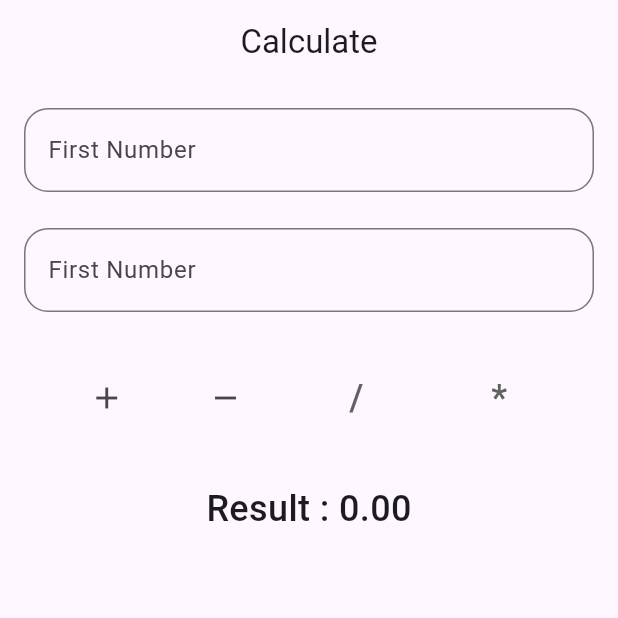
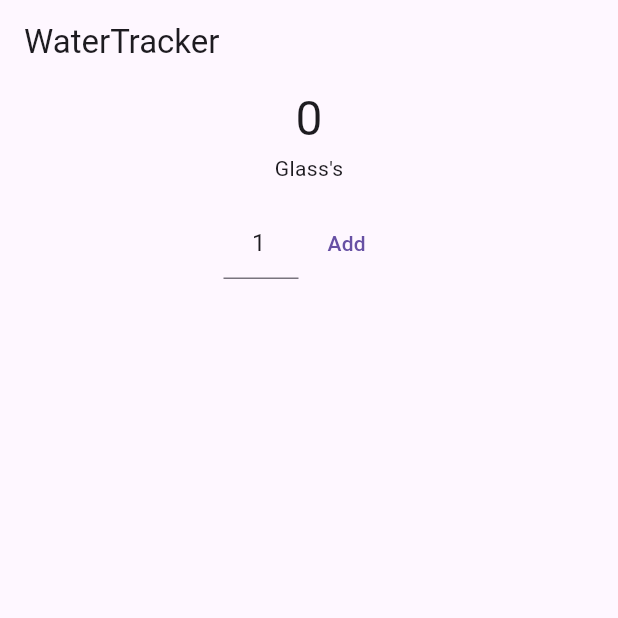
Before and after one commit to IkramulHasanTanvir/OstadFlutterBatchSeven, a Flutter app: the screen it shows after launch, on a phone screen of 412 x 824 dp, the top half of it. Run offline on Flutter 3.47's test engine with Material 3 defaults, Android fonts, the light colour scheme and no system bars.

Commit message:
WaterTrackerApp

```diff
--- a/lib/sum_app.dart
+++ b/lib/app.dart
@@ -1,14 +1,14 @@
 import 'package:flutter/material.dart';
-import 'package:ostad_flutter_live_class/home_screen.dart';
+import 'package:ostad_flutter_live_class/my_home.dart';
 
-class SumApp extends StatelessWidget {
-  const SumApp({super.key});
+class WaterTrackerApp extends StatelessWidget {
+  const WaterTrackerApp({super.key});
 
   @override
   Widget build(BuildContext context) {
     return const MaterialApp(
       debugShowCheckedModeBanner: false,
-      home: HomeScreen(),
+      home: MyHome(),
     );
   }
 }
--- a/lib/build_text_form_field.dart
+++ /dev/null
@@ -1,34 +0,0 @@
-import 'package:flutter/material.dart';
-
-class BuildTextFormField extends StatelessWidget {
-  const BuildTextFormField(
-      {super.key,
-      required this.controller,
-      required this.labelText,
-      required this.hintText});
-
-  final TextEditingController controller;
-  final String labelText;
-  final String hintText;
-
-  @override
-  Widget build(BuildContext context) {
-    return TextFormField(
-      validator: (String? value) {
-        if (value == null || value.isEmpty) {
-          return 'Enter a value';
-        }
-        return null;
-      },
-      keyboardType: TextInputType.number,
-      controller: controller,
-      decoration: InputDecoration(
-        labelText: 'First Number',
-        hintText: 'Enter your first number',
-        border: OutlineInputBorder(
-          borderRadius: BorderRadius.circular(16),
-        ),
-      ),
-    );
-  }
-}
--- a/lib/home_screen.dart
+++ /dev/null
@@ -1,156 +0,0 @@
-import 'package:flutter/material.dart';
-import 'package:ostad_flutter_live_class/build_text_form_field.dart';
-
-class HomeScreen extends StatefulWidget {
-  const HomeScreen({super.key});
-
-  @override
-  State<HomeScreen> createState() => _HomeScreenState();
-}
-
-class _HomeScreenState extends State<HomeScreen> {
-  final TextEditingController _firstNumTEController = TextEditingController();
-  final TextEditingController _secondNumTEController = TextEditingController();
-
-  final GlobalKey<FormState> _formKey = GlobalKey<FormState>();
-  double _result = 0.0;
-
-  @override
-  Widget build(BuildContext context) {
-    return Scaffold(
-      appBar: AppBar(
-        title: const Text('Calculate'),
-        centerTitle: true,
-      ),
-      body: Padding(
-        padding: const EdgeInsets.all(16.0),
-        child: Form(
-          key: _formKey,
-          child: Column(
-            children: [
-              BuildTextFormField(
-                  controller: _firstNumTEController,
-                  labelText: 'First Number',
-                  hintText: 'Enter your first number'),
-
-              const SizedBox(height: 24),
-
-              BuildTextFormField(
-                  controller: _secondNumTEController,
-                  labelText: 'Second Number',
-                  hintText: 'Enter your second number'),
-
-              const SizedBox(height: 24),
-
-              _buildButtonBar(),
-
-              const SizedBox(height: 24),
-
-              _buildText(), //option + command + m
-            ],
-          ),
-        ),
-      ),
-    );
-  }
-
-  ButtonBar _buildButtonBar() {
-    return ButtonBar(
-      alignment: MainAxisAlignment.spaceEvenly,
-      children: [
-        IconButton(
-          onPressed: _onTapAddButton,
-          icon: const Icon(Icons.add),
-        ),
-        IconButton(
-          onPressed: _onTapSubtractButton,
-          icon: const Icon(Icons.remove),
-        ),
-        TextButton(
-          onPressed: _onTapDivideButton,
-          child: Text(
-            '/',
-            style: TextStyle(
-              fontSize: 24,
-              color: Colors.grey.shade700,
-            ),
-          ),
-        ),
-        TextButton(
-          onPressed: _onTapMultiplyButton,
-          child: Text(
-            '*',
-            style: TextStyle(
-              fontSize: 24,
-              color: Colors.grey.shade700,
-            ),
-          ),
-        ),
-      ],
-    );
-  }
-
-  Text _buildText() {
-    return Text(
-      'Result : ${_result.toStringAsFixed(2)}',
-      style: const TextStyle(
-        fontSize: 24,
-        fontWeight: FontWeight.w500,
-      ),
-    );
-  }
-
-  void _onTapAddButton() {
-    // if (!_validateTextFields()){
-    //   return;
-    // }
-    // if (_validateTextFields() == false){
-    //   return;
-    // }
-    if (_formKey.currentState!.validate()) {
-      double firstNumber = double.tryParse(_firstNumTEController.text) ?? 0;
-      double secondNumber = double.tryParse(_secondNumTEController.text) ?? 0;
-      _result = firstNumber + secondNumber;
-      setState(() {});
-    }
-  }
-
-  void _onTapSubtractButton() {
-    if (_formKey.currentState!.validate()) {
-      double firstNumber = double.tryParse(_firstNumTEController.text) ?? 0;
-      double secondNumber = double.tryParse(_firstNumTEController.text) ?? 0;
-      _result = firstNumber - secondNumber;
-      setState(() {});
-    }
-  }
-
-  void _onTapDivideButton() {
-    if (_formKey.currentState!.validate() == false) {
-      return;
-    }
-    double firstNumber = double.tryParse(_firstNumTEController.text) ?? 0;
-    double secondNumber = double.tryParse(_firstNumTEController.text) ?? 0;
-    _result = firstNumber / secondNumber;
-    setState(() {});
-  }
-
-  void _onTapMultiplyButton() {
-    if (_formKey.currentState!.validate() == false) {
-      return;
-    }
-    double firstNumber = double.tryParse(_firstNumTEController.text) ?? 0;
-    double secondNumber = double.tryParse(_firstNumTEController.text) ?? 0;
-    _result = firstNumber * secondNumber;
-    setState(() {});
-  }
-
-// bool _validateTextFields() {
-//   if (_firstNumTEController.text.isEmpty) {
-//     return false;
-//   }
-//   if (_secondNumTEController.text.isEmpty) {
-//     return false;
-//   }
-//   return true;
-// }
-}
--- a/lib/main.dart
+++ b/lib/main.dart
@@ -1,6 +1,6 @@
 import 'package:flutter/material.dart';
-import 'package:ostad_flutter_live_class/sum_app.dart';
+import 'package:ostad_flutter_live_class/app.dart';
 
-void main(){
-  runApp(const SumApp());
+void main() {
+  runApp(const WaterTrackerApp());
 }
--- /dev/null
+++ b/lib/my_home.dart
@@ -0,0 +1,129 @@
+import 'package:flutter/material.dart';
+import 'package:ostad_flutter_live_class/water_tracker.dart';
+
+class MyHome extends StatefulWidget {
+  const MyHome({super.key});
+
+  @override
+  State<MyHome> createState() => _MyHomeState();
+}
+
+class _MyHomeState extends State<MyHome> {
+  final TextEditingController _glassNoTEController =
+      TextEditingController(text: '1');
+  List<WaterTracker> waterTrackerList = [];
+
+  @override
+  Widget build(BuildContext context) {
+    return Scaffold(
+      appBar: AppBar(
+        title: const Text('WaterTracker'),
+      ),
+      body: Column(
+        crossAxisAlignment: CrossAxisAlignment.center,
+        children: [
+          _buildWaterTrackerCounter(),
+          const SizedBox(height: 24),
+          Expanded(
+            child: _buildWaterTrackerListView(),
+          ),
+        ],
+      ),
+    );
+  }
+
+  Widget _buildWaterTrackerListView() {
+    return ListView.separated(
+      itemBuilder: (context, index) {
+        return _buildWaterTrackerListTile(index);
+      },
+      separatorBuilder: (context, index) {
+        return const Divider();
+      },
+      itemCount: waterTrackerList.length,
+    );
+  }
+
+  Widget _buildWaterTrackerListTile(int index) {
+    final WaterTracker waterTracker = waterTrackerList[index];
+    return ListTile(
+      leading: CircleAvatar(
+        child: Text(
+          waterTracker.noOfGlasses.toString(),
+        ),
+      ),
+      title: Text(
+          '${waterTracker.dateTime.day}/${waterTracker.dateTime.month}/${waterTracker.dateTime.year}'),
+      subtitle:
+          Text('${waterTracker.dateTime.hour}:${waterTracker.dateTime.minute}'),
+      trailing: IconButton(
+        onPressed: () => _tappedToDelete(index),
+        icon: const Icon(Icons.delete),
+      ),
+    );
+  }
+
+  Widget _buildWaterTrackerCounter() {
+    return Column(
+      children: [
+        Text(
+          getTotalGlassCount().toString(),
+          style: const TextStyle(
+            fontSize: 32,
+          ),
+        ),
+        const Text('Glass\'s'),
+        const SizedBox(height: 16),
+        Row(
+          mainAxisAlignment: MainAxisAlignment.center,
+          children: [
+            SizedBox(
+              width: 50,
+              child: TextField(
+                controller: _glassNoTEController,
+                keyboardType: TextInputType.number,
+                textAlign: TextAlign.center,
+              ),
+            ),
+            TextButton(
+              onPressed: _tappedToAddWater,
+              child: const Text('Add'),
+            ),
+          ],
+        ),
+      ],
+    );
+  }
+
+  int getTotalGlassCount() {
+    int count = 0;
+    for (WaterTracker t in waterTrackerList) {
+      count += t.noOfGlasses;
+    }
+    return count;
+  }
+
+  void _tappedToAddWater() {
+    if (_glassNoTEController.text.isEmpty) {
+      _glassNoTEController.text = '1';
+    }
+    final int noOfGlasses = int.tryParse(_glassNoTEController.text) ?? 1;
+    WaterTracker waterTracker = WaterTracker(
+      noOfGlasses: noOfGlasses,
+      dateTime: DateTime.now(),
+    );
+    waterTrackerList.add(waterTracker);
+    setState(() {});
+  }
+
+  void _tappedToDelete(int index) {
+    waterTrackerList.removeAt(index);
+    setState(() {});
+  }
+
+  @override
+  void dispose() {
+    super.dispose();
+    _glassNoTEController.clear();
+  }
+}
--- /dev/null
+++ b/lib/water_tracker.dart
@@ -0,0 +1,9 @@
+class WaterTracker {
+  final int noOfGlasses;
+  final DateTime dateTime;
+
+  WaterTracker({
+    required this.noOfGlasses,
+    required this.dateTime,
+  });
+}
```
